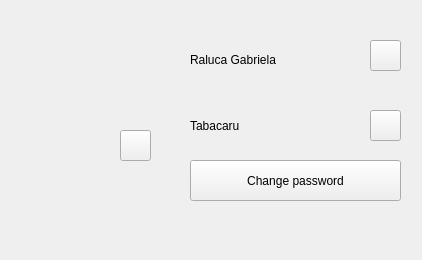
First picture: the form in updateform.ui, repository letol/shared-editor, before the edit.
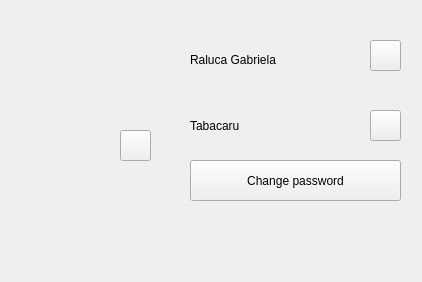
Second picture: the form after the edit. Icons and pictures are not drawn.

Commit message: Add valideitor on name and surname on update user

```diff
--- a/updateform.ui
+++ b/updateform.ui
@@ -7,7 +7,7 @@
     <x>0</x>
     <y>0</y>
     <width>422</width>
-    <height>260</height>
+    <height>282</height>
    </rect>
   </property>
   <property name="windowTitle">
@@ -137,9 +137,12 @@
      <x>26</x>
      <y>213</y>
      <width>361</width>
-     <height>31</height>
+     <height>61</height>
     </rect>
    </property>
+   <property name="styleSheet">
+    <string notr="true">QLabel {color : red; }</string>
+   </property>
    <property name="text">
     <string/>
    </property>
```
Left out of the diff: 2 changed lines with no effect on the pictures. The commit also changes 2 other files.
